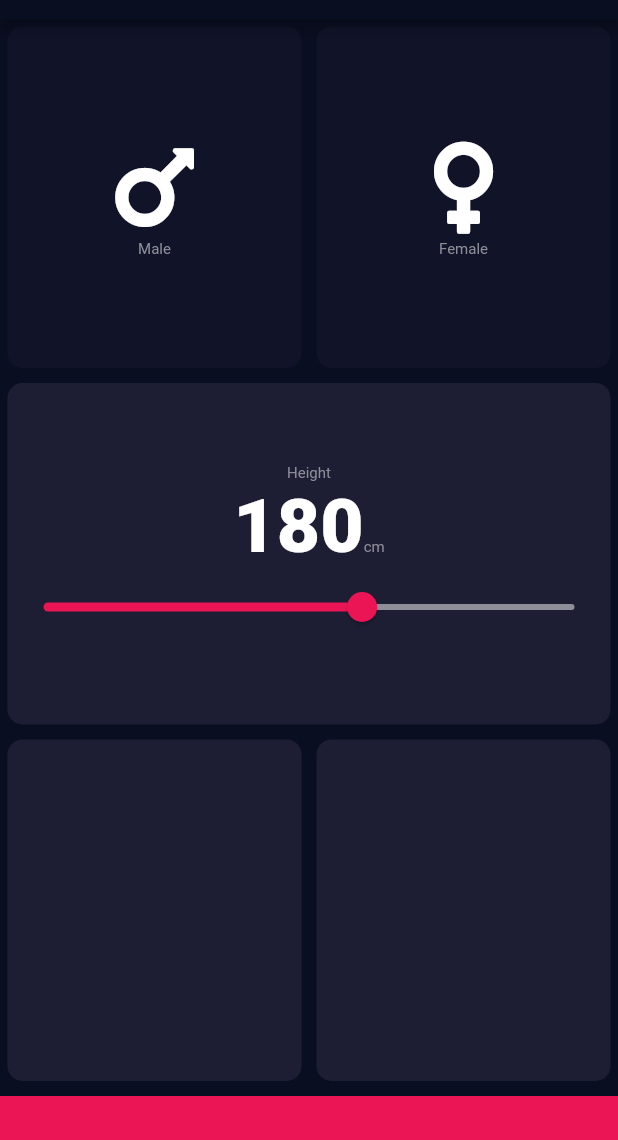
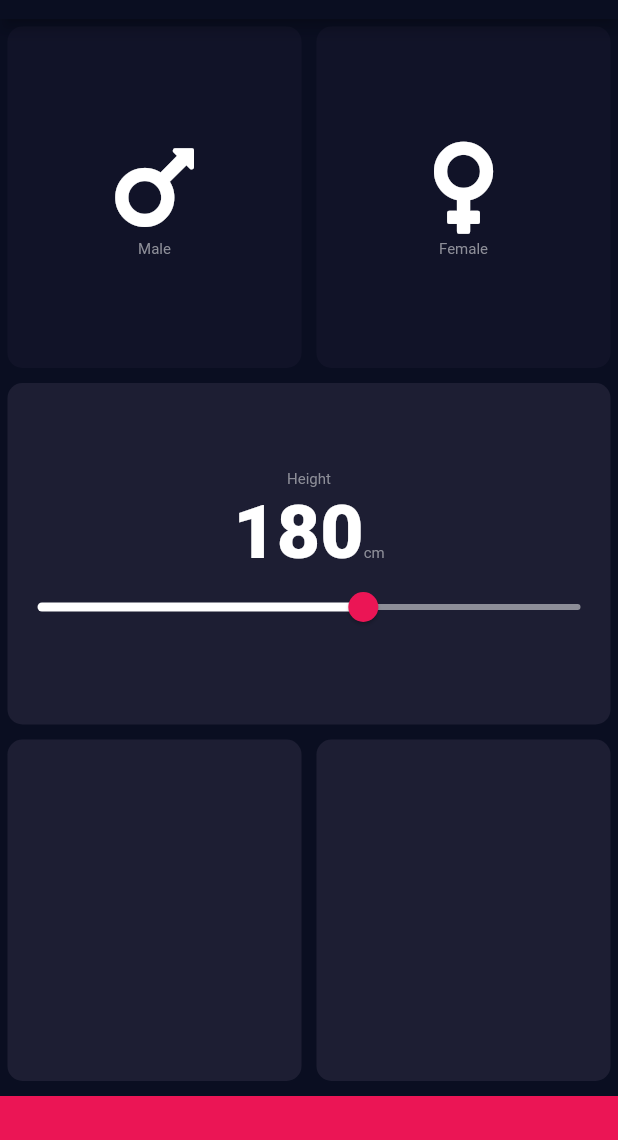
Before and after one commit to abhishtomish/BMI_Calculator_Flutter, a Flutter app: the screen it shows after launch, on a phone screen of 412 x 824 dp, the part 65-1205 px from its top. Run offline on Flutter 3.47's test engine with Material 2 defaults, Android fonts, the phone set to English and light mode, and no system bars; our stand-ins replace font_awesome_flutter.

Commit message:
Successfully customized default widgets

```diff
--- a/lib/input_page.dart
+++ b/lib/input_page.dart
@@ -92,17 +92,27 @@ class _InputPageState extends State<InputPage> {
                       ),
                     ],
                   ),
-                  Slider(
+                  SliderTheme(
+                    data: SliderTheme.of(context).copyWith(
+                      activeTrackColor: Colors.white,
+                      inactiveTrackColor: Color(0xFF8D8E98),
+                      thumbColor: Color(0xFFEB1555),
+                      overlayColor: Color(0x29EB1555),
+                      thumbShape:
+                          RoundSliderThumbShape(enabledThumbRadius: 10.0),
+                      overlayShape:
+                          RoundSliderOverlayShape(overlayRadius: 20.0),
+                    ),
+                    child: Slider(
                       value: height.toDouble(),
                       min: 120.0,
                       max: 220.0,
-                    activeColor: Color(0xFFEB1555),
-                    inactiveColor: Color(0xFF8D8E98),
                       onChanged: (double newValue) {
                         setState(() {
                           height = newValue.round();
                         });
                       },
+                    ),
                   ),
                 ],
               ),
```
Lines whose indentation alone changed are shown as unchanged.
